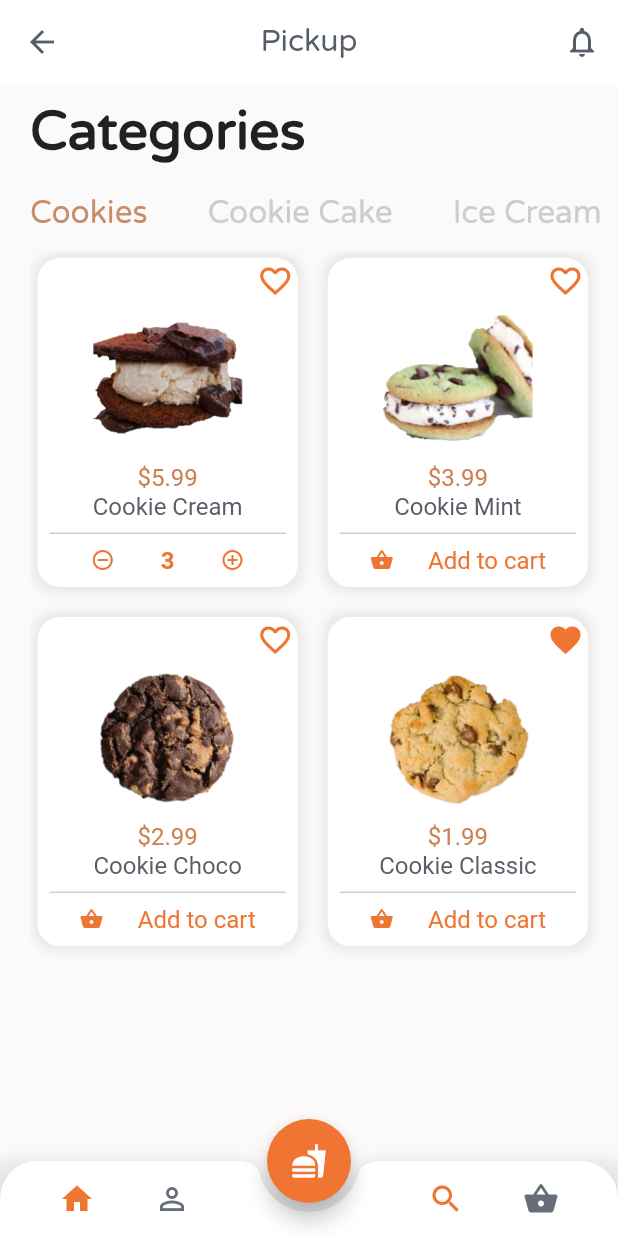
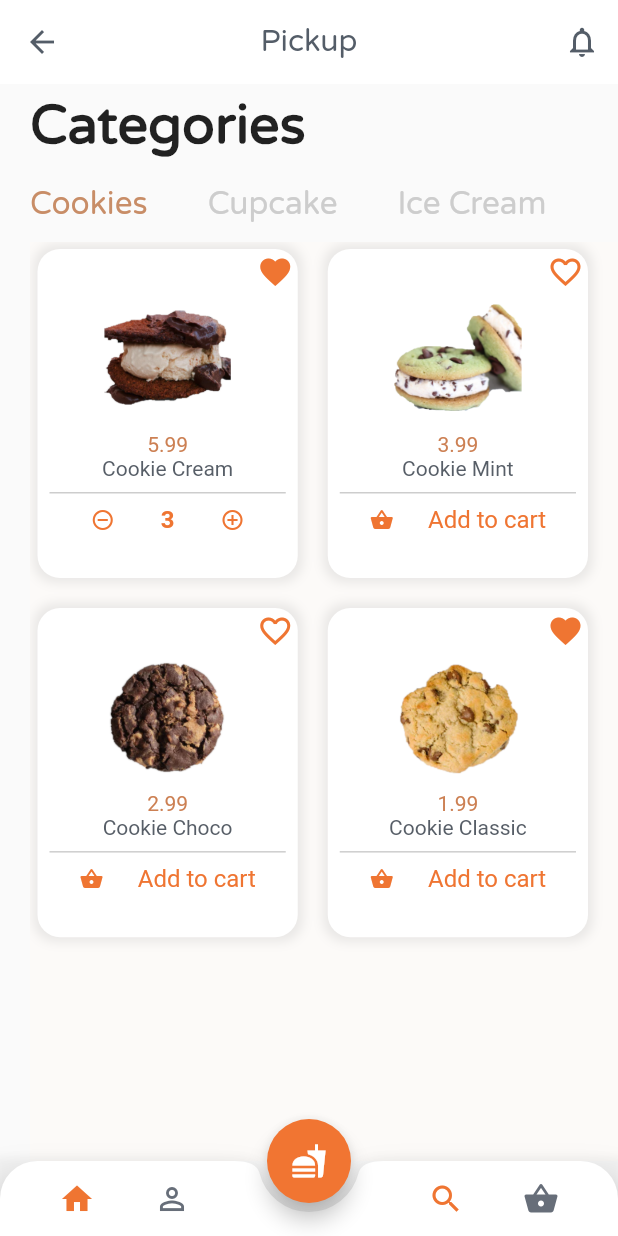
Before and after one commit to helenabd/cookie_store_app, a Flutter app: the screen it shows after launch, on a phone screen of 412 x 824 dp. Run offline on Flutter 3.47's test engine with Material 2 defaults, Android fonts, the phone set to English and light mode, and no system bars.

Commit message:
Meals Page and Categories in dynamic way, and Meals Data

```diff
--- a/lib/main.dart
+++ b/lib/main.dart
@@ -1,7 +1,10 @@
-import 'package:cookie_store_app/bottom_bar.dart';
-import 'package:cookie_store_app/cookie_page.dart';
-import 'package:cookie_store_app/theme.dart';
 import 'package:flutter/material.dart';
+
+import './meals_data.dart';
+import './widgets/bottom_bar.dart';
+import './pages/cookie_page.dart';
+import './theme.dart';
+import './models/category.dart';
 
 void main() {
   runApp(MyApp());
@@ -34,14 +37,35 @@ class _MyHomePageState extends State<MyHomePage>
     with SingleTickerProviderStateMixin {
   TabController _tabController;
 
+  List<Category> _availableCategories;
+
   @override
   void initState() {
+    _availableCategories = CATEGORY
+        .map((category) => Category(id: category.id, title: category.title))
+        .toList();
     super.initState();
-    _tabController = TabController(length: 3, vsync: this);
+    _tabController =
+        TabController(length: _availableCategories.length, vsync: this);
+  }
+
+  Widget _buildTabBar(String title) {
+    return Tab(
+      child: Text(
+        title,
+        style: TextStyle(
+          fontFamily: 'VarelaRound',
+          fontSize: 21.0,
+        ),
+      ),
+    );
   }
 
   @override
   Widget build(BuildContext context) {
+    _availableCategories = CATEGORY
+        .map((category) => Category(id: category.id, title: category.title))
+        .toList();
     return Scaffold(
       appBar: AppBar(
         backgroundColor: Colors.white,
@@ -74,7 +98,7 @@ class _MyHomePageState extends State<MyHomePage>
       body: ListView(
         padding: EdgeInsets.only(left: 20.0),
         children: <Widget>[
-          SizedBox(height: 10.0),
+          SizedBox(height: 6.0),
           Text(
             'Categories',
             style: TextStyle(
@@ -83,7 +107,7 @@ class _MyHomePageState extends State<MyHomePage>
               fontWeight: FontWeight.bold,
             ),
           ),
-          SizedBox(height: 10.0),
+          SizedBox(height: 8.0),
           TabBar(
             controller: _tabController,
             indicatorColor: Colors.transparent,
@@ -92,33 +116,8 @@ class _MyHomePageState extends State<MyHomePage>
             labelPadding: EdgeInsets.only(right: 40.0),
             unselectedLabelColor: kunselectedLabel,
             tabs: [
-              Tab(
-                child: Text(
-                  'Cookies',
-                  style: TextStyle(
-                    fontFamily: 'VarelaRound',
-                    fontSize: 21.0,
-                  ),
-                ),
-              ),
-              Tab(
-                child: Text(
-                  'Cookie Cake',
-                  style: TextStyle(
-                    fontFamily: 'VarelaRound',
-                    fontSize: 21.0,
-                  ),
-                ),
-              ),
-              Tab(
-                child: Text(
-                  'Ice Cream',
-                  style: TextStyle(
-                    fontFamily: 'VarelaRound',
-                    fontSize: 21.0,
-                  ),
-                ),
-              ),
+              for (int i = 0; i < _availableCategories.length; i++)
+                _buildTabBar(_availableCategories[i].title),
             ],
           ),
           Container(
@@ -127,9 +126,8 @@ class _MyHomePageState extends State<MyHomePage>
             child: TabBarView(
               controller: _tabController,
               children: [
-                CookiePage(),
-                CookiePage(),
-                CookiePage(),
+                for (int i = 0; i < _availableCategories.length; i++)
+                  CookiePage(_availableCategories[i].id),
               ],
             ),
           ),
--- /dev/null
+++ b/lib/meals_data.dart
@@ -0,0 +1,168 @@
+import 'package:cookie_store_app/models/category.dart';
+import 'package:cookie_store_app/models/meal.dart';
+
+const CATEGORY = const [
+  Category(
+    id: 'c1',
+    title: 'Cookies',
+  ),
+  Category(
+    id: 'c2',
+    title: 'Cupcake',
+  ),
+  Category(
+    id: 'c3',
+    title: 'Ice Cream',
+  ),
+  // Category(
+  //   id: 'c4',
+  //   title: 'Ice',
+  // ),
+];
+
+const MEALS = const [
+  Meal(
+    id: 'm1',
+    category: 'c1',
+    name: 'Cookie Cream',
+    price: '5.99',
+    imgPath: 'assets/images/cookie_cream2.png',
+    added: true,
+    isFavorite: true,
+  ),
+  Meal(
+    id: 'm2',
+    category: 'c1',
+    name: 'Cookie Mint',
+    price: '3.99',
+    imgPath: 'assets/images/cookie_mint2.png',
+    added: false,
+    isFavorite: false,
+  ),
+  Meal(
+    id: 'm3',
+    category: 'c1',
+    name: 'Cookie Choco',
+    price: '2.99',
+    imgPath: 'assets/images/cookie_choco2.png',
+    added: false,
+    isFavorite: false,
+  ),
+  Meal(
+    id: 'm4',
+    category: 'c1',
+    name: 'Cookie Classic',
+    price: '1.99',
+    imgPath: 'assets/images/cookie_classic2.png',
+    added: false,
+    isFavorite: true,
+  ),
+  Meal(
+    id: 'm5',
+    category: 'c2',
+    name: 'Cupcake Chocolate and Coffee',
+    price: '3.99',
+    imgPath: 'assets/images/cupcake_choco_coffee.png',
+    added: false,
+    isFavorite: true,
+  ),
+  Meal(
+    id: 'm6',
+    category: 'c2',
+    name: 'Cupcake Chocolate and Lemon',
+    price: '3.99',
+    imgPath: 'assets/images/cupcake_choco_lemon.png',
+    added: false,
+    isFavorite: false,
+  ),
+  Meal(
+    id: 'm7',
+    category: 'c2',
+    name: 'Cupcake Chocolate and Oreo',
+    price: '5.99',
+    imgPath: 'assets/images/cupcake_choco_oreo.png',
+    added: false,
+    isFavorite: true,
+  ),
+  Meal(
+    id: 'm8',
+    category: 'c2',
+    name: 'Cupcake Red Velvet',
+    price: '6.99',
+    imgPath: 'assets/images/cupcake_redvelvet.png',
+    added: false,
+    isFavorite: false,
+  ),
+  Meal(
+    id: 'm9',
+    category: 'c3',
+    name: 'Ice Cream Blackberry and Chocolate',
+    price: '13.99',
+    imgPath: 'assets/images/ice_cream_blackberry_chocolate.png',
+    added: true,
+    isFavorite: false,
+  ),
+  Meal(
+    id: 'm10',
+    category: 'c3',
+    name: 'Ice Cream Caramel and Chocolate',
+    price: '11.99',
+    imgPath: 'assets/images/ice_cream_chocolate_caramel.png',
+    added: false,
+    isFavorite: true,
+  ),
+  Meal(
+    id: 'm11',
+    category: 'c3',
+    name: 'Ice Cream Strawberry',
+    price: '9.99',
+    imgPath: 'assets/images/ice_cream_strawberry.png',
+    added: false,
+    isFavorite: false,
+  ),
+  Meal(
+    id: 'm12',
+    category: 'c3',
+    name: 'Ice Cream Tiramisu',
+    price: '12.99',
+    imgPath: 'assets/images/ice_cream_tiramisu.png',
+    added: false,
+    isFavorite: true,
+  ),
+  // Meal(
+  //   id: 'm13',
+  //   category: 'c4',
+  //   name: 'Ice Cream Blackberry and Chocolate',
+  //   price: '13.99',
+  //   imgPath: 'assets/images/ice_cream_blackberry_chocolate.png',
+  //   added: true,
+  //   isFavorite: false,
+  // ),
+  // Meal(
+  //   id: 'm14',
+  //   category: 'c4',
+  //   name: 'Ice Cream Caramel and Chocolate',
+  //   price: '11.99',
+  //   imgPath: 'assets/images/ice_cream_chocolate_caramel.png',
+  //   added: false,
+  //   isFavorite: true,
+  // ),
+  // Meal(
+  //   id: 'm15',
+  //   category: 'c4',
+  //   name: 'Ice Cream Strawberry',
+  //   price: '9.99',
+  //   imgPath: 'assets/images/ice_cream_strawberry.png',
+  //   added: false,
+  //   isFavorite: false,
+  // ),
+  // Meal(
+  //   id: 'm16',
+  //   category: 'c4',
+  //   name: 'Ice Cream Tiramisu',
+  //   price: '12.99',
+  //   imgPath: 'assets/images/ice_cream_tiramisu.png',
+  //   added: false,
+  //   isFavorite: true,
+  // ),
+];
--- /dev/null
+++ b/lib/models/category.dart
@@ -0,0 +1,11 @@
+import 'package:flutter/material.dart';
+
+class Category {
+  final String id;
+  final String title;
+
+  const Category({
+    @required this.id,
+    @required this.title,
+  });
+}
--- /dev/null
+++ b/lib/models/meal.dart
@@ -0,0 +1,21 @@
+import 'package:flutter/material.dart';
+
+class Meal {
+  final String id;
+  final String category;
+  final String name;
+  final String price;
+  final String imgPath;
+  final bool added;
+  final bool isFavorite;
+
+  const Meal({
+    @required this.id,
+    @required this.category,
+    @required this.name,
+    @required this.price,
+    @required this.imgPath,
+    @required this.added,
+    @required this.isFavorite,
+  });
+}
--- a/lib/cookie_page.dart
+++ b/lib/pages/cookie_page.dart
@@ -1,63 +1,14 @@
+import 'package:cookie_store_app/meals_data.dart';
+import 'package:cookie_store_app/models/meal.dart';
 import 'package:cookie_store_app/theme.dart';
 import 'package:flutter/material.dart';
 
 class CookiePage extends StatelessWidget {
-  @override
-  Widget build(BuildContext context) {
-    return Scaffold(
-      backgroundColor: Color(0xFFFCFAF8),
-      body: ListView(
-        children: <Widget>[
-          Container(
-            padding: EdgeInsets.only(right: 15.0),
-            width: MediaQuery.of(context).size.width - 30.0,
-            height: MediaQuery.of(context).size.height - 30.0,
-            child: GridView.count(
-              crossAxisCount: 2,
-              primary: false,
-              crossAxisSpacing: 10.0,
-              mainAxisSpacing: 10.0,
-              childAspectRatio: 0.8,
-              children: <Widget>[
-                _buildCard(
-                  'Cookie Cream',
-                  '\$5.99',
-                  'assets/images/cookie_cream2.png',
-                  true,
-                  false,
-                  context,
-                ),
-                _buildCard(
-                  'Cookie Mint',
-                  '\$3.99',
-                  'assets/images/cookie_mint2.png',
-                  false,
-                  false,
-                  context,
-                ),
-                _buildCard(
-                  'Cookie Choco',
-                  '\$2.99',
-                  'assets/images/cookie_choco2.png',
-                  false,
-                  false,
-                  context,
-                ),
-                _buildCard(
-                  'Cookie Classic',
-                  '\$1.99',
-                  'assets/images/cookie_classic2.png',
-                  false,
-                  true,
-                  context,
-                ),
-              ],
-            ),
-          )
-        ],
-      ),
-    );
-  }
+  final String category;
+
+  CookiePage(this.category);
+
+  List<Meal> _availableMeals;
 
   Widget _buildCard(String name, String price, String imgPath, bool added,
       bool isFavorite, context) {
@@ -99,8 +50,8 @@ class CookiePage extends StatelessWidget {
               Hero(
                 tag: imgPath,
                 child: Container(
-                  height: 100,
-                  width: 100,
+                  height: 85,
+                  width: 85,
                   decoration: BoxDecoration(
                     image: DecorationImage(
                       image: AssetImage(imgPath),
@@ -116,15 +67,16 @@ class CookiePage extends StatelessWidget {
                 price,
                 style: TextStyle(
                   color: ktextPriceColor,
-                  fontSize: 16.0,
+                  fontSize: 14.0,
                 ),
               ),
               Text(
                 name,
                 style: TextStyle(
                   color: ktextNameColor,
-                  fontSize: 16.0,
+                  fontSize: 14.0,
                 ),
+                textAlign: TextAlign.center,
               ),
               Padding(
                 padding: EdgeInsets.all(8.0),
@@ -180,4 +132,40 @@ class CookiePage extends StatelessWidget {
       ),
     );
   }
+
+  @override
+  Widget build(BuildContext context) {
+    final mealId = category;
+    _availableMeals = MEALS.where((meal) => meal.category == mealId).toList();
+    return Scaffold(
+      backgroundColor: Color(0xFFFCFAF8),
+      body: ListView(
+        children: <Widget>[
+          Container(
+            padding: EdgeInsets.only(right: 15.0),
+            width: MediaQuery.of(context).size.width - 30.0,
+            height: MediaQuery.of(context).size.height - 30.0,
+            child: GridView.count(
+              crossAxisCount: 2,
+              primary: false,
+              crossAxisSpacing: 10.0,
+              mainAxisSpacing: 10.0,
+              childAspectRatio: 0.8,
+              children: <Widget>[
+                for (int i = 0; i < _availableMeals.length; i++)
+                  _buildCard(
+                    _availableMeals[i].name,
+                    _availableMeals[i].price,
+                    _availableMeals[i].imgPath,
+                    _availableMeals[i].added,
+                    _availableMeals[i].isFavorite,
+                    context,
+                  )
+              ],
+            ),
+          )
+        ],
+      ),
+    );
+  }
 }
```
Also changed, not shown: assets/images/cookie_choco.png (deleted), assets/images/cookie_classic.png (deleted), assets/images/cookie_cream.png (deleted), assets/images/cookie_mint.png (deleted), assets/images/cupcake_choco_coffee.png (added), assets/images/cupcake_choco_lemon.png (added), assets/images/cupcake_choco_oreo.png (added), assets/images/cupcake_redvelvet.png (added), assets/images/ice_cream_blackberry_chocolate.png (added), assets/images/ice_cream_chocolate_caramel.png (added), assets/images/ice_cream_strawberry.png (added), assets/images/ice_cream_tiramisu.png (added), lib/widgets/bottom_bar.dart (renamed from lib/bottom_bar.dart).
